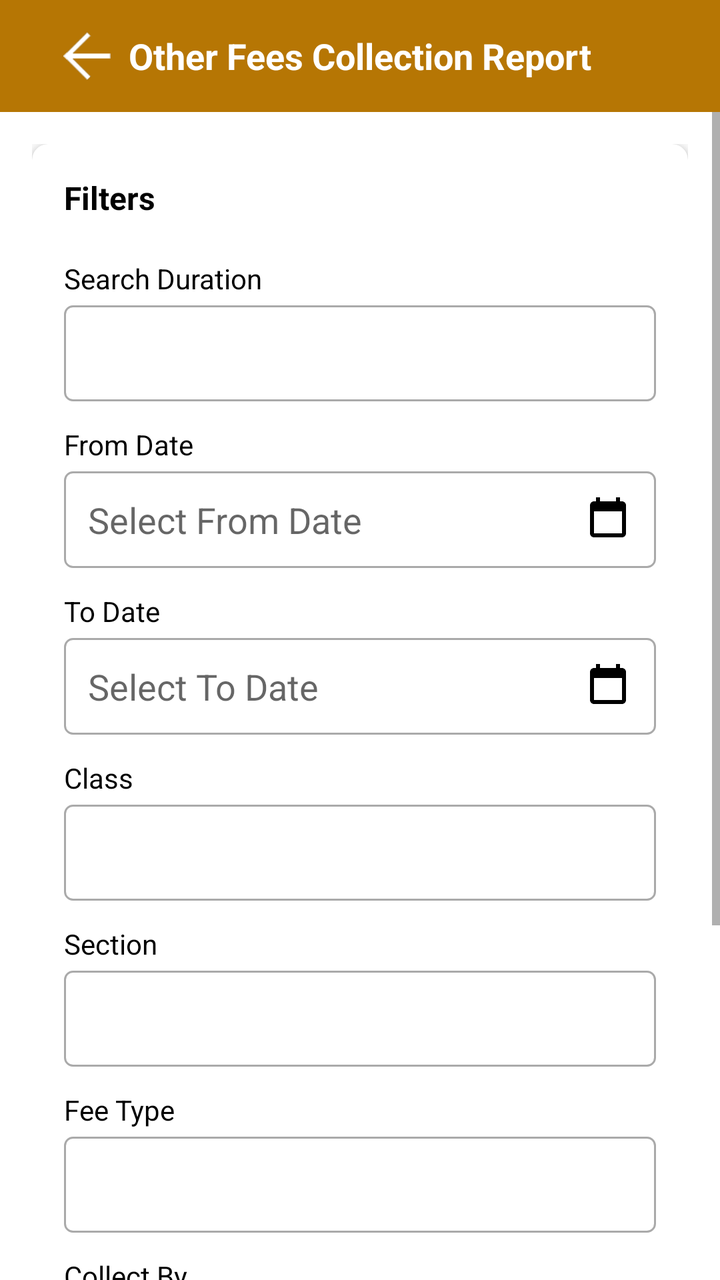
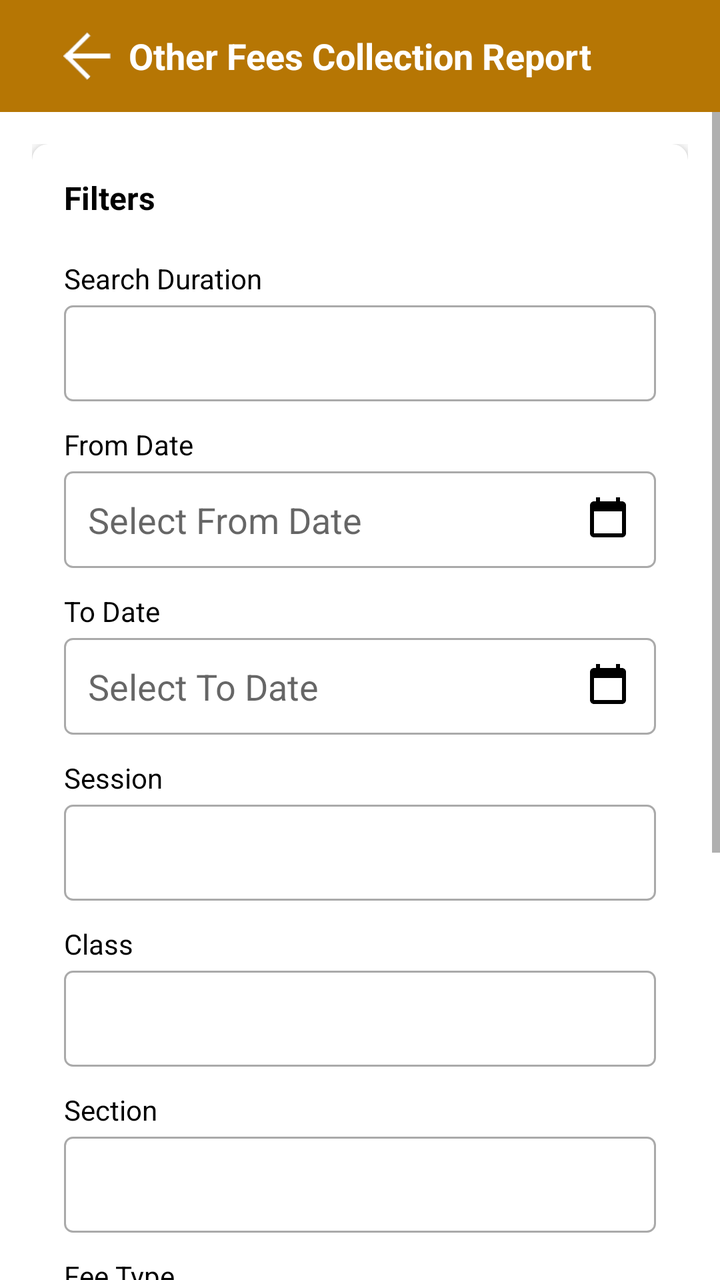

Compare the two renders of this Android layout. The source of the first and the diff that turns it into the second are given below.
<!-- AndroidManifest.xml: application theme AppTheme -->
<!-- res/layout/activity_other_fees_collection_report.xml -->
<?xml version="1.0" encoding="utf-8"?>
<LinearLayout xmlns:android="http://schemas.android.com/apk/res/android"
    xmlns:app="http://schemas.android.com/apk/res-auto"
    android:layout_width="match_parent"
    android:layout_height="match_parent"
    android:orientation="vertical"
    android:background="@color/white">

    
    <FrameLayout
        android:id="@+id/actionBar"
        android:layout_width="match_parent"
        android:layout_height="?attr/actionBarSize"
        android:background="@color/colorPrimary">

        <ImageView
            android:id="@+id/actionBarBackBtn"
            android:layout_width="wrap_content"
            android:layout_height="wrap_content"
            android:layout_gravity="start|center_vertical"
            android:padding="16dp"
            android:src="@drawable/ic_back"
            android:contentDescription="@string/back" />

        <TextView
            android:id="@+id/actionBarTitleTV"
            android:layout_width="wrap_content"
            android:layout_height="wrap_content"
            android:layout_gravity="center"
            android:text="@string/other_fees_collection_report"
            android:textColor="@color/white"
            android:textSize="18sp"
            android:textStyle="bold" />
    </FrameLayout>

    
    <ScrollView
        android:layout_width="match_parent"
        android:layout_height="match_parent">

        <LinearLayout
            android:layout_width="match_parent"
            android:layout_height="wrap_content"
            android:orientation="vertical"
            android:padding="16dp">

            
            <androidx.cardview.widget.CardView
                android:id="@+id/filtersCard"
                android:layout_width="match_parent"
                android:layout_height="wrap_content"
                android:layout_marginBottom="16dp"
                app:cardCornerRadius="8dp"
                app:cardElevation="4dp">

                <LinearLayout
                    android:layout_width="match_parent"
                    android:layout_height="wrap_content"
                    android:orientation="vertical"
                    android:padding="16dp">

                    <TextView
                        android:layout_width="wrap_content"
                        android:layout_height="wrap_content"
                        android:text="Filters"
                        android:textSize="16sp"
                        android:textStyle="bold"
                        android:textColor="@color/black"
                        android:layout_marginBottom="12dp" />

                    
                    <TextView
                        android:layout_width="wrap_content"
                        android:layout_height="wrap_content"
                        android:text="Search Duration"
                        android:textSize="14sp"
                        android:textColor="@color/black"
                        android:layout_marginTop="8dp" />

                    <Spinner
                        android:id="@+id/searchDurationSpinner"
                        android:layout_width="match_parent"
                        android:layout_height="wrap_content"
                        android:minHeight="48dp"
                        android:layout_marginTop="4dp"
                        android:background="@drawable/spinner_background" />

                    
                    <TextView
                        android:layout_width="wrap_content"
                        android:layout_height="wrap_content"
                        android:text="From Date"
                        android:textSize="14sp"
                        android:textColor="@color/black"
                        android:layout_marginTop="12dp" />

                    <EditText
                        android:id="@+id/fromDateEditText"
                        android:layout_width="match_parent"
                        android:layout_height="wrap_content"
                        android:minHeight="48dp"
                        android:layout_marginTop="4dp"
                        android:background="@drawable/spinner_background"
                        android:padding="12dp"
                        android:focusable="false"
                        android:clickable="true"
                        android:hint="Select From Date"
                        android:drawableEnd="@drawable/ic_calendar"
                        android:drawablePadding="8dp" />

                    
                    <TextView
                        android:layout_width="wrap_content"
                        android:layout_height="wrap_content"
                        android:text="To Date"
                        android:textSize="14sp"
                        android:textColor="@color/black"
                        android:layout_marginTop="12dp" />

                    <EditText
                        android:id="@+id/toDateEditText"
                        android:layout_width="match_parent"
                        android:layout_height="wrap_content"
                        android:minHeight="48dp"
                        android:layout_marginTop="4dp"
                        android:background="@drawable/spinner_background"
                        android:padding="12dp"
                        android:focusable="false"
                        android:clickable="true"
                        android:hint="Select To Date"
                        android:drawableEnd="@drawable/ic_calendar"
                        android:drawablePadding="8dp" />

                    
                    <TextView
                        android:layout_width="wrap_content"
                        android:layout_height="wrap_content"
                        android:text="Class"
                        android:textSize="14sp"
                        android:textColor="@color/black"
                        android:layout_marginTop="12dp" />

                    <Spinner
                        android:id="@+id/classSpinner"
                        android:layout_width="match_parent"
                        android:layout_height="wrap_content"
                        android:minHeight="48dp"
                        android:layout_marginTop="4dp"
                        android:background="@drawable/spinner_background" />

                    
                    <TextView
                        android:layout_width="wrap_content"
                        android:layout_height="wrap_content"
                        android:text="Section"
                        android:textSize="14sp"
                        android:textColor="@color/black"
                        android:layout_marginTop="12dp" />

                    <Spinner
                        android:id="@+id/sectionSpinner"
                        android:layout_width="match_parent"
                        android:layout_height="wrap_content"
                        android:minHeight="48dp"
                        android:layout_marginTop="4dp"
                        android:background="@drawable/spinner_background" />

                    
                    <TextView
                        android:layout_width="wrap_content"
                        android:layout_height="wrap_content"
                        android:text="Fee Type"
                        android:textSize="14sp"
                        android:textColor="@color/black"
                        android:layout_marginTop="12dp" />

                    <Spinner
                        android:id="@+id/feeTypeSpinner"
                        android:layout_width="match_parent"
                        android:layout_height="wrap_content"
                        android:minHeight="48dp"
                        android:layout_marginTop="4dp"
                        android:background="@drawable/spinner_background" />

                    
                    <TextView
                        android:layout_width="wrap_content"
                        android:layout_height="wrap_content"
                        android:text="Collect By"
                        android:textSize="14sp"
                        android:textColor="@color/black"
                        android:layout_marginTop="12dp" />

                    <Spinner
                        android:id="@+id/collectBySpinner"
                        android:layout_width="match_parent"
                        android:layout_height="wrap_content"
                        android:minHeight="48dp"
                        android:layout_marginTop="4dp"
                        android:background="@drawable/spinner_background" />

                    
                    <TextView
                        android:layout_width="wrap_content"
                        android:layout_height="wrap_content"
                        android:text="Group By"
                        android:textSize="14sp"
                        android:textColor="@color/black"
                        android:layout_marginTop="12dp" />

                    <Spinner
                        android:id="@+id/groupBySpinner"
                        android:layout_width="match_parent"
                        android:layout_height="wrap_content"
                        android:minHeight="48dp"
                        android:layout_marginTop="4dp"
                        android:background="@drawable/spinner_background" />

                    
                    <Button
                        android:id="@+id/generateReportButton"
                        android:layout_width="match_parent"
                        android:layout_height="wrap_content"
                        android:layout_marginTop="16dp"
                        android:text="Generate Report"
                        android:textColor="@color/white"
                        android:background="@drawable/button_background"
                        android:padding="12dp" />
                </LinearLayout>
            </androidx.cardview.widget.CardView>

            
            <ProgressBar
                android:id="@+id/progressBar"
                android:layout_width="wrap_content"
                android:layout_height="wrap_content"
                android:layout_gravity="center"
                android:layout_marginTop="32dp"
                android:visibility="gone" />

            
            <LinearLayout
                android:id="@+id/nodataLayout"
                android:layout_width="match_parent"
                android:layout_height="wrap_content"
                android:orientation="vertical"
                android:gravity="center"
                android:padding="32dp"
                android:visibility="gone">

                <ImageView
                    android:layout_width="100dp"
                    android:layout_height="100dp"
                    android:src="@drawable/ic_no_data"
                    android:contentDescription="No data"
                    android:alpha="0.5" />

                <TextView
                    android:layout_width="wrap_content"
                    android:layout_height="wrap_content"
                    android:text="No data available"
                    android:textSize="16sp"
                    android:textColor="@color/gray"
                    android:layout_marginTop="16dp" />
            </LinearLayout>

            
            <androidx.recyclerview.widget.RecyclerView
                android:id="@+id/reportContentRecyclerView"
                android:layout_width="match_parent"
                android:layout_height="wrap_content"
                android:visibility="gone" />
        </LinearLayout>
    </ScrollView>
</LinearLayout>
<!-- resources referenced by this layout -->
<resources>
  <color name="black">#000000</color>
  <color name="colorPrimary">#B67604</color>
  <color name="gray">#757575</color>
  <color name="white">#ffffff</color>
  <!-- drawable button_background (drawable) -->
  <?xml version="1.0" encoding="utf-8"?>
  <shape xmlns:android="http://schemas.android.com/apk/res/android"
      android:shape="rectangle">
      <solid android:color="@color/colorPrimary" />
      <corners android:radius="8dp" />
  </shape>
  <!-- drawable ic_back: png bitmap (drawable, 16067 bytes) -->
  <!-- drawable ic_calendar (drawable) -->
  <vector xmlns:android="http://schemas.android.com/apk/res/android"
      android:width="24dp"
      android:height="24dp"
      android:viewportWidth="24"
      android:viewportHeight="24">
      <path
          android:fillColor="#000000"
          android:pathData="M19,3h-1V1h-2v2H8V1H6v2H5C3.89,3 3.01,3.9 3.01,5L3,19c0,1.1 0.89,2 2,2h14c1.1,0 2,-0.9 2,-2V5C21,3.9 20.1,3 19,3zM19,19H5V8h14V19z"/>
  </vector>
  <!-- drawable ic_no_data (drawable) -->
  <?xml version="1.0" encoding="utf-8"?>
  <vector xmlns:android="http://schemas.android.com/apk/res/android"
      android:width="100dp"
      android:height="100dp"
      android:viewportWidth="24"
      android:viewportHeight="24">
      <path
          android:fillColor="@android:color/darker_gray"
          android:pathData="M12,2C6.48,2 2,6.48 2,12s4.48,10 10,10 10,-4.48 10,-10S17.52,2 12,2zM13,17h-2v-2h2v2zM13,13h-2L11,7h2v6z" />
  </vector>
  <!-- drawable spinner_background (drawable) -->
  <?xml version="1.0" encoding="utf-8"?>
  <shape xmlns:android="http://schemas.android.com/apk/res/android"
      android:shape="rectangle">
      <solid android:color="@android:color/white" />
      <stroke
          android:width="1dp"
          android:color="@android:color/darker_gray" />
      <corners android:radius="4dp" />
      <padding
          android:left="12dp"
          android:top="8dp"
          android:right="12dp"
          android:bottom="8dp" />
  </shape>
  <string name="back">Back</string>
  <string name="other_fees_collection_report">Other Fees Collection Report</string>
  <style name="AppTheme" parent="Theme.AppCompat.Light.NoActionBar">
          
          <item name="android:typeface">sans</item>
      </style>
</resources>

<!-- the commit's change to res/layout/activity_other_fees_collection_report.xml (unified diff, before → after) -->
@@ -135,6 +135,23 @@
                     <TextView
                         android:layout_width="wrap_content"
                         android:layout_height="wrap_content"
+                        android:text="Session"
+                        android:textSize="14sp"
+                        android:textColor="@color/black"
+                        android:layout_marginTop="12dp" />
+
+                    <Spinner
+                        android:id="@+id/sessionSpinner"
+                        android:layout_width="match_parent"
+                        android:layout_height="wrap_content"
+                        android:minHeight="48dp"
+                        android:layout_marginTop="4dp"
+                        android:background="@drawable/spinner_background" />
+
+                    
+                    <TextView
+                        android:layout_width="wrap_content"
+                        android:layout_height="wrap_content"
                         android:text="Class"
                         android:textSize="14sp"
                         android:textColor="@color/black"
